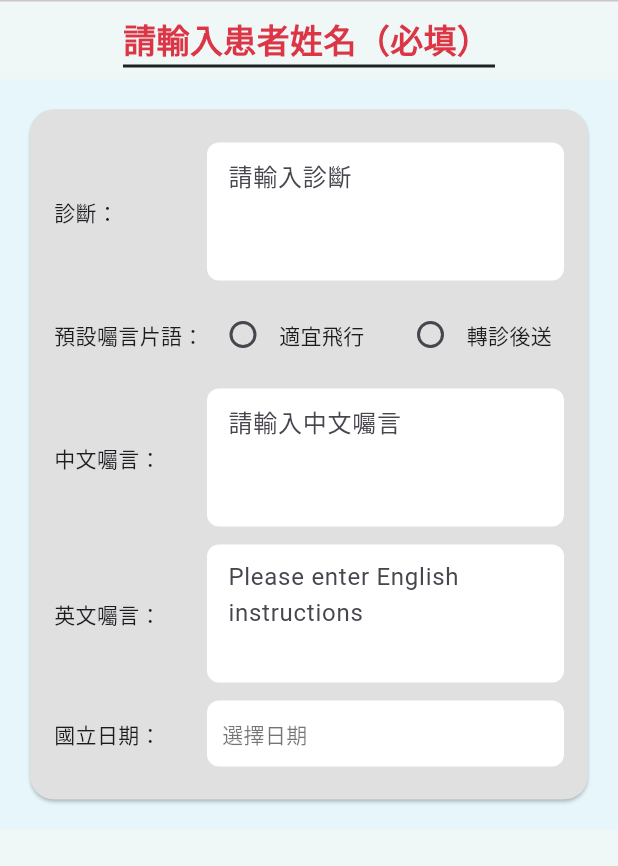
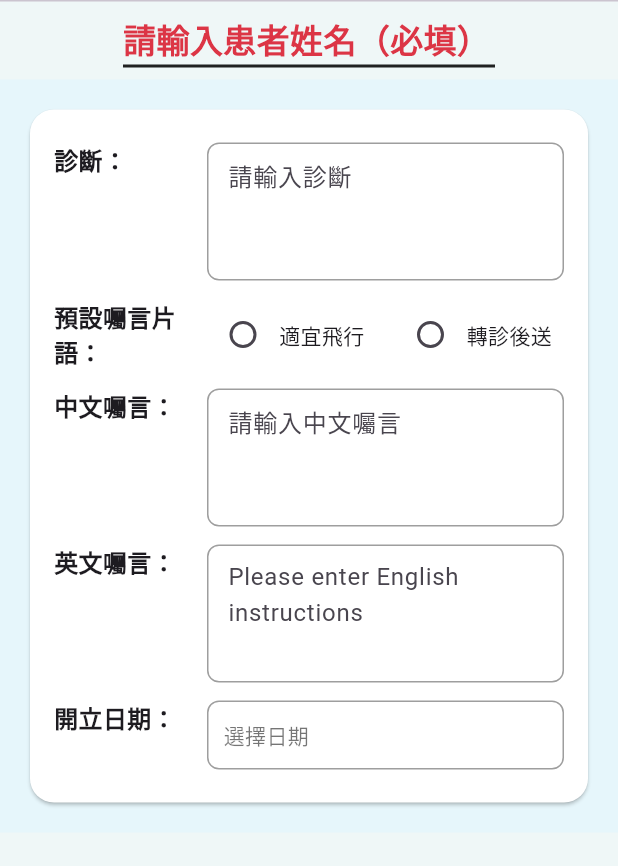
Before and after one commit to aihuaonce/chikawa_airport, a Flutter app: the MedicalCertificatePage widget shown alone on an empty page, opened directly, on a phone screen of 412 x 824 dp, the part 102-968 px from its top. Run offline on Flutter 3.47's test engine with Material 3 defaults, Android fonts, the phone set to English and light mode, and no system bars; our stand-ins replace signature.

Commit message:
修正診斷書背景

```diff
--- a/lib/MedicalCertificate.dart
+++ b/lib/MedicalCertificate.dart
@@ -13,6 +13,7 @@ class _MedicalCertificatePageState extends State<MedicalCertificatePage> {
   DateTime? _selectedDate; // 日期
 
   // 新增文字控制器
+  final TextEditingController _diagnosisController = TextEditingController(); // 診斷控制器
   final TextEditingController _chineseController = TextEditingController();
   final TextEditingController _englishController = TextEditingController();
 
@@ -30,28 +31,55 @@ class _MedicalCertificatePageState extends State<MedicalCertificatePage> {
     }
   }
 
+  // 輔助方法：創建帶有邊框的 TextField 樣式
+  InputDecoration _getInputDecoration(String hintText) {
+    return InputDecoration(
+      filled: true,
+      fillColor: Colors.white,
+      hintText: hintText,
+      border: OutlineInputBorder(
+        borderRadius: BorderRadius.circular(8),
+        borderSide: const BorderSide(color: Colors.grey, width: 1.0),
+      ),
+      enabledBorder: OutlineInputBorder(
+        borderRadius: BorderRadius.circular(8),
+        borderSide: const BorderSide(color: Colors.grey, width: 1.0),
+      ),
+      focusedBorder: OutlineInputBorder(
+        borderRadius: BorderRadius.circular(8),
+        borderSide: const BorderSide(color: Colors.blue, width: 2.0),
+      ),
+      contentPadding:
+          const EdgeInsets.symmetric(horizontal: 10, vertical: 10),
+    );
+  }
+
+  // >>> 關鍵修改：將標籤 Text 提取出來，並套用粗體和字體放大 <<<
+  Widget _buildLabel(String label) {
+    return Text(
+      label,
+      style: const TextStyle(
+        fontWeight: FontWeight.bold, // 設為粗體
+        fontSize: 16, // 字體稍微放大
+      ),
+    );
+  }
+
   // 診斷輸入框
   Widget _buildDiagnosisInput() {
     return Padding(
       padding: const EdgeInsets.symmetric(vertical: 6.0),
       child: Row(
+        // >>> 關鍵修改：使用 crossAxisAlignment: CrossAxisAlignment.start 讓行內元件對齊頂部 <<<
+        crossAxisAlignment: CrossAxisAlignment.start,
         children: [
-          const Expanded(flex: 3, child: Text("診斷：")),
+          Expanded(flex: 3, child: _buildLabel("診斷：")), // 使用自訂的粗體標籤
           Expanded(
             flex: 7,
             child: TextField(
+              controller: _diagnosisController,
               maxLines: 3,
-              decoration: InputDecoration(
-                filled: true,
-                fillColor: Colors.white,
-                hintText: "請輸入診斷",
-                border: OutlineInputBorder(
-                  borderRadius: BorderRadius.circular(8),
-                  borderSide: BorderSide.none,
-                ),
-                contentPadding:
-                    const EdgeInsets.symmetric(horizontal: 10, vertical: 10),
-              ),
+              decoration: _getInputDecoration("請輸入診斷"),
             ),
           ),
         ],
@@ -64,24 +92,15 @@ class _MedicalCertificatePageState extends State<MedicalCertificatePage> {
     return Padding(
       padding: const EdgeInsets.symmetric(vertical: 6.0),
       child: Row(
+        crossAxisAlignment: CrossAxisAlignment.start, // 確保頂部對齊
         children: [
-          const Expanded(flex: 3, child: Text("中文囑言：")),
+          Expanded(flex: 3, child: _buildLabel("中文囑言：")), // 使用自訂的粗體標籤
           Expanded(
             flex: 7,
             child: TextField(
-              controller: _chineseController, // 綁定控制器
+              controller: _chineseController,
               maxLines: 3,
-              decoration: InputDecoration(
-                filled: true,
-                fillColor: Colors.white,
-                hintText: "請輸入中文囑言",
-                border: OutlineInputBorder(
-                  borderRadius: BorderRadius.circular(8),
-                  borderSide: BorderSide.none,
-                ),
-                contentPadding:
-                    const EdgeInsets.symmetric(horizontal: 10, vertical: 10),
-              ),
+              decoration: _getInputDecoration("請輸入中文囑言"),
             ),
           ),
         ],
@@ -94,24 +113,15 @@ class _MedicalCertificatePageState extends State<MedicalCertificatePage> {
     return Padding(
       padding: const EdgeInsets.symmetric(vertical: 6.0),
       child: Row(
+        crossAxisAlignment: CrossAxisAlignment.start, // 確保頂部對齊
         children: [
-          const Expanded(flex: 3, child: Text("英文囑言：")),
+          Expanded(flex: 3, child: _buildLabel("英文囑言：")), // 使用自訂的粗體標籤
           Expanded(
             flex: 7,
             child: TextField(
-              controller: _englishController, // 綁定控制器
+              controller: _englishController,
               maxLines: 3,
-              decoration: InputDecoration(
-                filled: true,
-                fillColor: Colors.white,
-                hintText: "Please enter English instructions",
-                border: OutlineInputBorder(
-                  borderRadius: BorderRadius.circular(8),
-                  borderSide: BorderSide.none,
-                ),
-                contentPadding:
-                    const EdgeInsets.symmetric(horizontal: 10, vertical: 10),
-              ),
+              decoration: _getInputDecoration("Please enter English instructions"),
             ),
           ),
         ],
@@ -124,8 +134,9 @@ class _MedicalCertificatePageState extends State<MedicalCertificatePage> {
     return Padding(
       padding: const EdgeInsets.symmetric(vertical: 6.0),
       child: Row(
+        crossAxisAlignment: CrossAxisAlignment.center, // Radio 按鈕通常保持居中
         children: [
-          Expanded(flex: 3, child: Text(label)),
+          Expanded(flex: 3, child: _buildLabel(label)), // 使用自訂的粗體標籤
           Expanded(
             flex: 7,
             child: Row(
@@ -165,11 +176,13 @@ class _MedicalCertificatePageState extends State<MedicalCertificatePage> {
 
   // 日期欄位
   Widget _buildDateRow(String label) {
+    // 雖然這裡的輸入框是單行，但為了保持整體風格和對齊，仍使用 CrossAxisAlignment.start
     return Padding(
       padding: const EdgeInsets.symmetric(vertical: 6.0),
       child: Row(
+        crossAxisAlignment: CrossAxisAlignment.start,
         children: [
-          Expanded(flex: 3, child: Text(label)),
+          Expanded(flex: 3, child: _buildLabel(label)), // 使用自訂的粗體標籤
           Expanded(
             flex: 7,
             child: InkWell(
@@ -180,10 +193,11 @@ class _MedicalCertificatePageState extends State<MedicalCertificatePage> {
                 decoration: BoxDecoration(
                   color: Colors.white,
                   borderRadius: BorderRadius.circular(8),
+                  border: Border.all(color: Colors.grey, width: 1.0),
                 ),
                 child: Text(
                   _selectedDate != null
-                      ? "${_selectedDate!.year}-${_selectedDate!.month}-${_selectedDate!.day}"
+                      ? "${_selectedDate!.year}-${_selectedDate!.month.toString().padLeft(2, '0')}-${_selectedDate!.day.toString().padLeft(2, '0')}"
                       : "選擇日期",
                   style: const TextStyle(color: Colors.black54),
                 ),
@@ -196,13 +210,30 @@ class _MedicalCertificatePageState extends State<MedicalCertificatePage> {
   }
 
   @override
+  void dispose() {
+    _diagnosisController.dispose();
+    _chineseController.dispose();
+    _englishController.dispose();
+    super.dispose();
+  }
+
+  @override
   Widget build(BuildContext context) {
     return Nav2Page(
       child: Container(
         color: const Color(0xFFE6F6FB),
         padding: const EdgeInsets.all(16.0),
-        child: Card(
-          color: const Color(0xFFE0E0E0),
+        child: Center(
+          child: ConstrainedBox(
+            constraints: const BoxConstraints(
+              maxWidth: 1000,
+            ),
+            child: Column(
+              mainAxisSize: MainAxisSize.min,
+              children: [
+
+                Card(
+                  color: Colors.white,
                   shape:
                       RoundedRectangleBorder(borderRadius: BorderRadius.circular(16)),
                   child: Padding(
@@ -214,7 +245,11 @@ class _MedicalCertificatePageState extends State<MedicalCertificatePage> {
                         _buildRadioRow("預設囑言片語："),
                         _buildChineseInstructionInput(),
                         _buildEnglishInstructionInput(),
-                _buildDateRow("國立日期："),
+                        _buildDateRow("開立日期："), // 修正為開立日期
+                      ],
+                    ),
+                  ),
+                ),
               ],
             ),
           ),
--- a/pubspec.yaml
+++ b/pubspec.yaml
@@ -34,6 +34,7 @@ dependencies:
   # The following adds the Cupertino Icons font to your application.
   # Use with the CupertinoIcons class for iOS style icons.
   cupertino_icons: ^1.0.8
+  signature: ^6.3.0
 
 dev_dependencies:
   flutter_test:
```
Also changed, not shown: pubspec.lock. Lines whose indentation alone changed are shown as unchanged.
